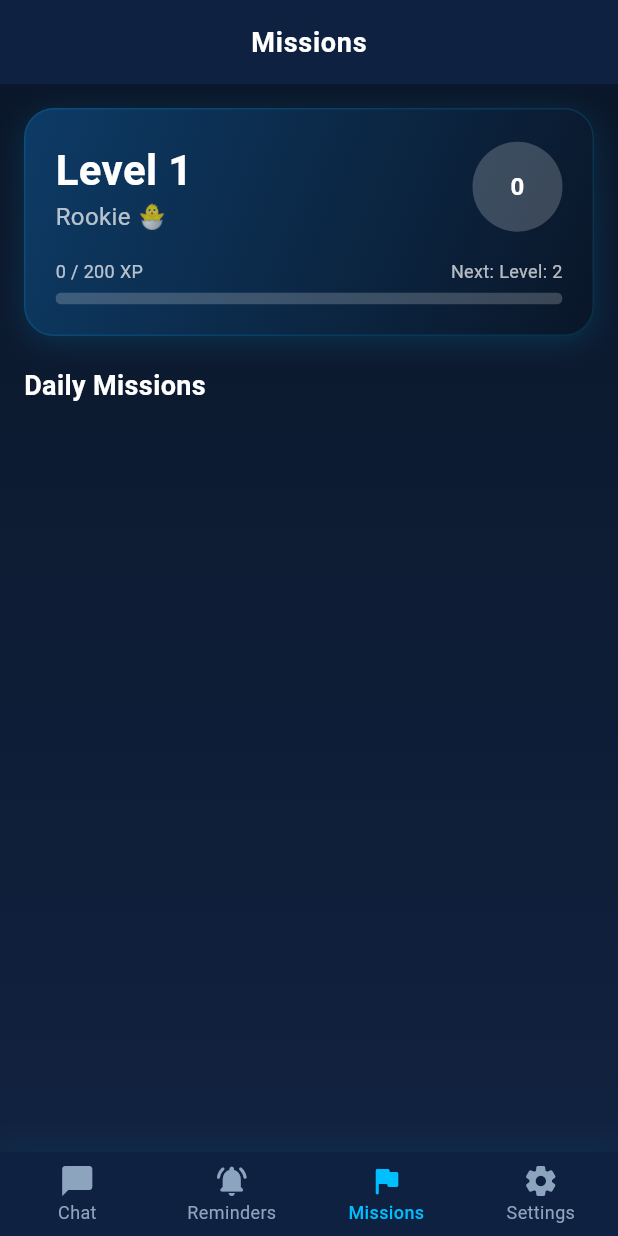
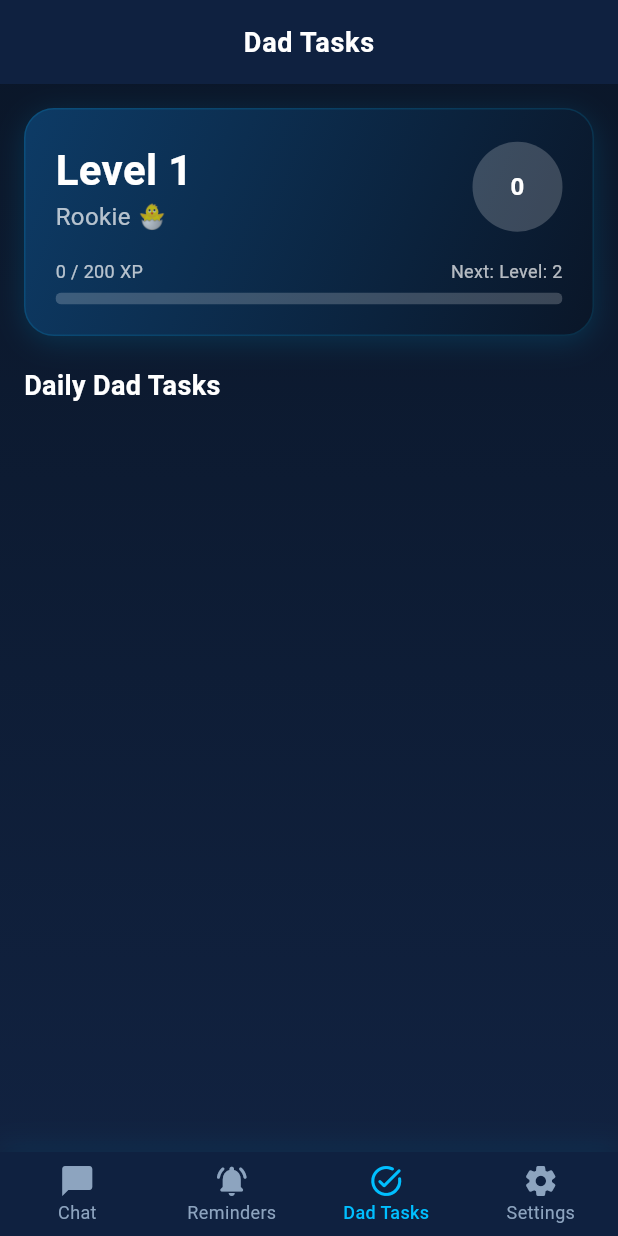
Before and after one commit to Saber55544427800988/ai-daddy, a Flutter app: the HomeScreen screen opened directly with empty values, item 3 of the bottom bar chosen, on a phone screen of 412 x 824 dp. Run offline on Flutter 3.47's test engine with Material 3 defaults, Android fonts, the phone set to English and light mode, and no system bars; our stand-ins replace flutter_local_notifications, flutter_tts, shared_preferences, sqflite, sqflite_common_ffi_web, timezone; accounts and stored records are empty.

Commit message:
rename: Missions -> Dad Tasks across all 14 languages and UI

```diff
--- a/lib/l10n/app_localizations.dart
+++ b/lib/l10n/app_localizations.dart
@@ -146,7 +146,7 @@ class AppLocalizations {
       // Bottom Navigation
       'chat': 'Chat',
       'spark': 'Spark',
-      'missions': 'Missions',
+      'dadTasks': 'Dad Tasks',
       'tokens': 'Tokens',
       'settings': 'Settings',
 
@@ -224,7 +224,7 @@ class AppLocalizations {
 
       // Missions
       'badges': 'Badges',
-      'dailyMissions': 'Daily Missions',
+      'dailyDadTasks': 'Daily Dad Tasks',
       'completed': 'Completed',
       'startMission': 'Start!',
       'level': 'Level',
@@ -485,7 +485,7 @@ class AppLocalizations {
       'chat': 'دردشة',
       'spark': 'شرارة',
       'reminders': 'تذكيرات',
-      'missions': 'مهام',
+      'dadTasks': 'مهام أبوية',
       'tokens': 'رموز',
       'settings': 'إعدادات',
       'aiReminders': 'تلقائي',
@@ -567,7 +567,7 @@ class AppLocalizations {
       'clear': 'مسح',
       'reset': 'إعادة تعيين',
       'badges': 'الشارات',
-      'dailyMissions': 'مهام يومية',
+      'dailyDadTasks': 'مهام أبوية يومية',
       'completed': 'مكتمل',
       'startMission': 'ابدأ!',
       'level': 'المستوى',
@@ -772,7 +772,7 @@ class AppLocalizations {
       'chat': 'Chat',
       'spark': 'Spark',
       'reminders': 'Recordatorios',
-      'missions': 'Misiones',
+      'dadTasks': 'Tareas de Papá',
       'tokens': 'Tokens',
       'settings': 'Ajustes',
       'aiReminders': 'IA Auto',
@@ -854,7 +854,7 @@ class AppLocalizations {
       'clear': 'Limpiar',
       'reset': 'Restablecer',
       'badges': 'Insignias',
-      'dailyMissions': 'Misiones diarias',
+      'dailyDadTasks': 'Tareas Diarias de Papá',
       'completed': 'Completado',
       'startMission': '¡Iniciar!',
       'level': 'Nivel',
@@ -1050,7 +1050,7 @@ class AppLocalizations {
       'chat': 'Chat',
       'spark': 'Spark',
       'reminders': 'Rappels',
-      'missions': 'Missions',
+      'dadTasks': 'Tâches Papa',
       'tokens': 'Tokens',
       'settings': 'Paramètres',
       'aiReminders': 'IA Auto',
@@ -1113,7 +1113,7 @@ class AppLocalizations {
       'chat': 'Chat',
       'spark': 'Spark',
       'reminders': 'Erinnerungen',
-      'missions': 'Missionen',
+      'dadTasks': 'Papa-Aufgaben',
       'tokens': 'Tokens',
       'settings': 'Einstellungen',
       'aiReminders': 'KI Auto',
@@ -1176,7 +1176,7 @@ class AppLocalizations {
       'chat': '聊天',
       'spark': '灵感',
       'reminders': '提醒',
-      'missions': '任务',
+      'dadTasks': '爸爸任务',
       'tokens': '代币',
       'settings': '设置',
       'aiReminders': 'AI自动',
@@ -1238,7 +1238,7 @@ class AppLocalizations {
       'chat': 'チャット',
       'spark': 'スパーク',
       'reminders': 'リマインダー',
-      'missions': 'ミッション',
+      'dadTasks': 'パパタスク',
       'tokens': 'トークン',
       'settings': '設定',
       'aiReminders': 'AI自動',
@@ -1287,7 +1287,7 @@ class AppLocalizations {
       'chat': '채팅',
       'spark': '스파크',
       'reminders': '알림',
-      'missions': '미션',
+      'dadTasks': '아빠 과제',
       'tokens': '토큰',
       'settings': '설정',
       'aiReminders': 'AI 자동',
@@ -1340,7 +1340,7 @@ class AppLocalizations {
       'chat': 'चैट',
       'spark': 'स्पार्क',
       'reminders': 'रिमाइंडर',
-      'missions': 'मिशन',
+      'dadTasks': 'पापा टास्क',
       'tokens': 'टोकन',
       'settings': 'सेटिंग्स',
       'aiReminders': 'AI ऑटो',
@@ -1389,7 +1389,7 @@ class AppLocalizations {
       'chat': 'Chat',
       'spark': 'Spark',
       'reminders': 'Lembretes',
-      'missions': 'Missões',
+      'dadTasks': 'Tarefas do Papai',
       'tokens': 'Tokens',
       'settings': 'Configurações',
       'aiReminders': 'IA Auto',
@@ -1437,7 +1437,7 @@ class AppLocalizations {
       'chat': 'Sohbet',
       'spark': 'Spark',
       'reminders': 'Hatırlatıcılar',
-      'missions': 'Görevler',
+      'dadTasks': 'Baba Görevleri',
       'tokens': 'Tokenler',
       'settings': 'Ayarlar',
       'aiReminders': 'AI Oto',
@@ -1485,7 +1485,7 @@ class AppLocalizations {
       'chat': 'Чат',
       'spark': 'Спарк',
       'reminders': 'Напоминания',
-      'missions': 'Миссии',
+      'dadTasks': 'Задания Папы',
       'tokens': 'Токены',
       'settings': 'Настройки',
       'aiReminders': 'AI Авто',
@@ -1534,7 +1534,7 @@ class AppLocalizations {
       'chat': 'چیٹ',
       'spark': 'سپارک',
       'reminders': 'یاد دہانیاں',
-      'missions': 'مِشن',
+      'dadTasks': 'ابّا کے کام',
       'tokens': 'ٹوکن',
       'settings': 'ترتیبات',
       'aiReminders': 'AI آٹو',
@@ -1581,7 +1581,7 @@ class AppLocalizations {
       'chat': 'Obrolan',
       'spark': 'Spark',
       'reminders': 'Pengingat',
-      'missions': 'Misi',
+      'dadTasks': 'Tugas Ayah',
       'tokens': 'Token',
       'settings': 'Pengaturan',
       'aiReminders': 'AI Otomatis',
--- a/lib/screens/dad_report_screen.dart
+++ b/lib/screens/dad_report_screen.dart
@@ -136,7 +136,7 @@ class _DadReportScreenState extends State<DadReportScreen> {
           Row(
             children: [
               _miniStat('💬', '${report.totalMessages}', AppLocalizations.of(context).t('messages')),
-              _miniStat('🎯', '${report.missionsCompleted}', AppLocalizations.of(context).t('missions')),
+              _miniStat('🎯', '${report.missionsCompleted}', AppLocalizations.of(context).t('dadTasks')),
               _miniStat(report.moodTrendEmoji,
                   report.avgMood.toStringAsFixed(1), AppLocalizations.of(context).t('avgMood')),
               _miniStat('📈', report.moodTrend, AppLocalizations.of(context).t('trend')),
--- a/lib/screens/home_screen.dart
+++ b/lib/screens/home_screen.dart
@@ -75,8 +75,8 @@ class _HomeScreenState extends State<HomeScreen> {
               label: AppLocalizations.of(context).t('reminders'),
             ),
             BottomNavigationBarItem(
-              icon: const Icon(Icons.flag_rounded),
-              label: AppLocalizations.of(context).t('missions'),
+              icon: const Icon(Icons.task_alt_rounded),
+              label: AppLocalizations.of(context).t('dadTasks'),
             ),
             BottomNavigationBarItem(
               icon: const Icon(Icons.settings_rounded),
--- a/lib/screens/missions_screen.dart
+++ b/lib/screens/missions_screen.dart
@@ -20,7 +20,7 @@ class MissionsScreen extends StatelessWidget {
             return CustomScrollView(
               slivers: [
                 SliverAppBar(
-                  title: Text(l.t('missions')),
+                  title: Text(l.t('dadTasks')),
                   automaticallyImplyLeading: false,
                   pinned: true,
                   backgroundColor: AppTheme.navyMid,
@@ -57,7 +57,7 @@ class MissionsScreen extends StatelessWidget {
                         const SizedBox(height: 20),
                       ],
                       Text(
-                        l.t('dailyMissions'),
+                        l.t('dailyDadTasks'),
                         style: const TextStyle(
                           fontSize: 18,
                           fontWeight: FontWeight.bold,
```
Also changed, not shown: 2 other files.
